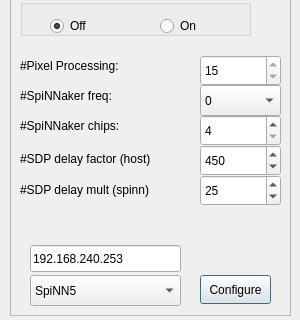
First picture: the form in gui/SpiNNvidStreamer/src/vidstreamer.ui, repository indarsugiarto/Graceful_VidPro, before the edit; both pictures show x 0 to 300 and y 175 to 495 of the 300 by 716 pixel window.
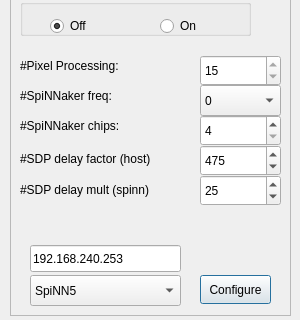
Second picture: the form after the edit.

Commit message: Fixing the repeating pattern due to srce_port mistreatment, and also found that my laptop uses 475:25 to get 8.5:5.6MBps

Patch:
```diff
--- a/gui/SpiNNvidStreamer/src/vidstreamer.ui
+++ b/gui/SpiNNvidStreamer/src/vidstreamer.ui
@@ -424,7 +424,7 @@
      <number>50</number>
     </property>
     <property name="value">
-     <number>450</number>
+     <number>475</number>
     </property>
    </widget>
    <widget class="QLabel" name="label_6">
```
Left out of the diff: 2 changed lines with no effect on the pictures. The commit also changes 2 other files.
